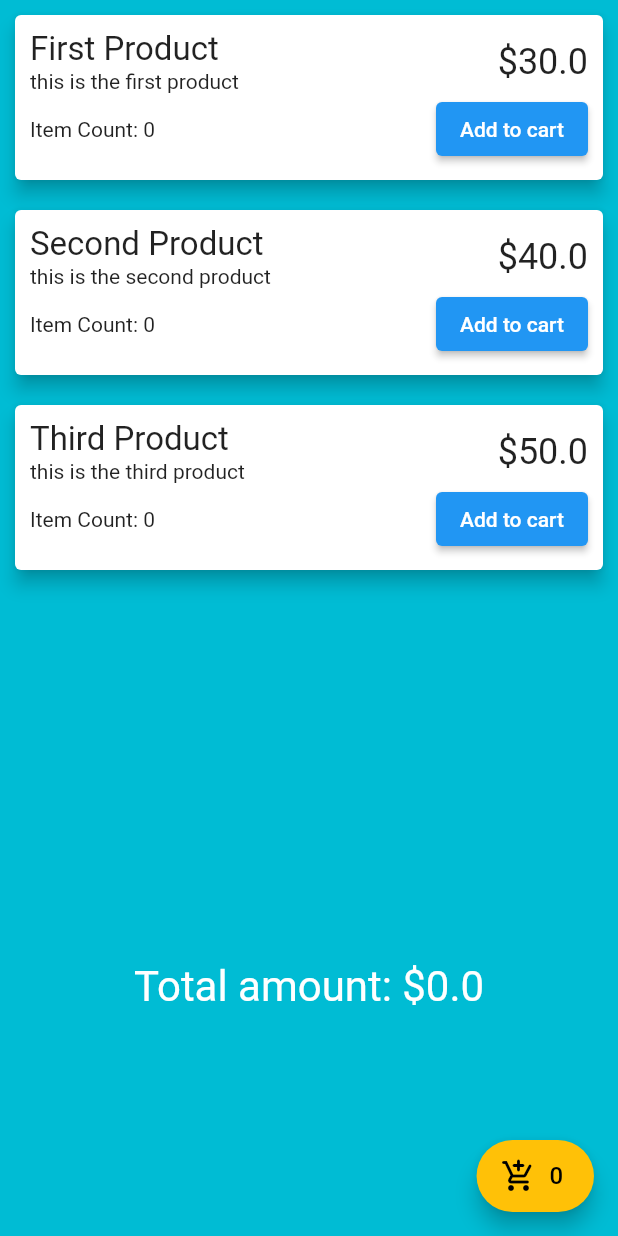
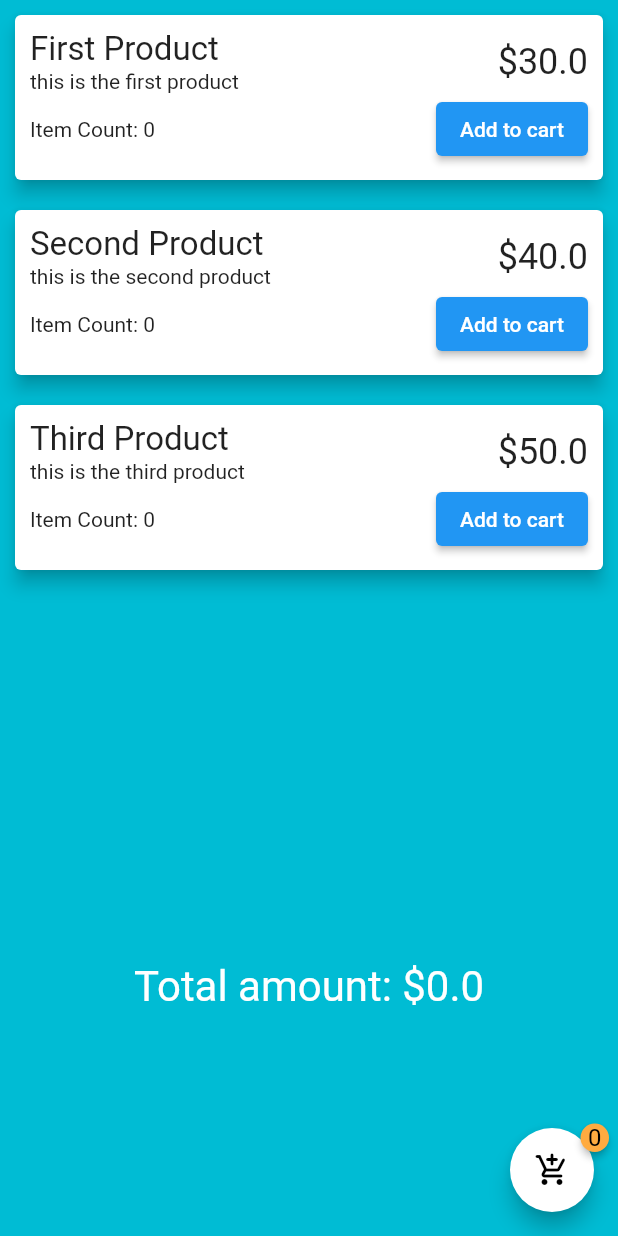
Before and after one commit to SavanRajyaguru/Internship_Task_2023, a Flutter app: the screen it shows after launch, on a phone screen of 412 x 824 dp. Run offline on Flutter 3.47's test engine with Material 2 defaults, Android fonts, the phone set to English and light mode, and no system bars; drawn by our look-alikes of badges; our stand-ins replace bloc, email_validator, flutter_bloc, flutter_rating_bar, get, image_picker.

Commit message:
[Fixes] Cart Item Counter issue

```diff
--- a/lib/screens/feb16_screen/screen/shopping_cart_screen.dart
+++ b/lib/screens/feb16_screen/screen/shopping_cart_screen.dart
@@ -3,6 +3,7 @@ import 'package:get/get.dart';
 import 'package:project1/screens/feb16_screen/controller/cart_controller.dart';
 import 'package:project1/screens/feb16_screen/controller/shopping_controller.dart';
 import 'package:project1/screens/feb16_screen/screen/cart_screen.dart';
+import 'package:badges/badges.dart' as badges;
 
 class ShoppingScreen extends StatelessWidget {
   const ShoppingScreen({Key? key}) : super(key: key);
@@ -53,11 +54,9 @@ class ShoppingScreen extends StatelessWidget {
                             Row(
                               mainAxisAlignment: MainAxisAlignment.spaceBetween,
                               children: [
-                                // Text(cartController.cardItems[0]?.itemCount.toString() ?? "Demo" ),
                                 GetX<CartController>(builder: (controller) {
-                                  // return Text(controller.cardItems?[index].itemCount.toString() ?? '0');
                                   return Text(
-                                      "Item Count: ${controller.cardItems.isEmpty ? '0' : controller.cardItems[index].itemCount.toString()}");
+                                      "Item Count: ${controller.cartItems.isEmpty ? '0' : controller.cartCount(shoppingController.products[index]).toString()}");
                                 }),
                                 ElevatedButton(
                                     onPressed: () {
@@ -87,21 +86,33 @@ class ShoppingScreen extends StatelessWidget {
           ],
         ),
       ),
-      floatingActionButton: FloatingActionButton.extended(
-        backgroundColor: Colors.amber,
-        onPressed: () {
-          Get.to(const CartScreen());
-        },
-        icon: const Icon(
-          Icons.add_shopping_cart_rounded,
-          color: Colors.black,
-        ),
-        label: GetX<CartController>(builder: (controller) {
+      floatingActionButton: badges.Badge(
+        badgeContent: GetX<CartController>(builder: (controller) {
           return Text(
-            controller.cardItems!.length.toString(),
+            controller.cartItems.length.toString(),
             style: const TextStyle(fontSize: 16.0, color: Colors.black),
           );
         }),
+        badgeStyle: const badges.BadgeStyle(
+          badgeColor: Colors.orangeAccent
+        ),
+        badgeAnimation: const badges.BadgeAnimation.slide(
+          animationDuration: Duration(seconds: 1),
+          colorChangeAnimationDuration: Duration(seconds: 1),
+          loopAnimation: false,
+          curve: Curves.fastOutSlowIn,
+          colorChangeAnimationCurve: Curves.easeInCubic,
+        ),
+        child: FloatingActionButton(
+          backgroundColor: Colors.white,
+          onPressed: () {
+            Get.to(const CartScreen());
+          },
+          child: const Icon(
+            Icons.add_shopping_cart_rounded,
+            color: Colors.black,
+          ),
+        ),
       ),
     );
   }
--- a/pubspec.yaml
+++ b/pubspec.yaml
@@ -43,6 +43,7 @@ dependencies:
   flutter_bloc: ^8.1.1
   bloc: ^8.1.0
   http: ^0.13.4
+  badges: ^3.0.2
   get:
 
 dev_dependencies:
```
Also changed, not shown: lib/screens/feb16_screen/controller/cart_controller.dart (+25 -10 lines), lib/screens/feb16_screen/screen/cart_screen.dart (+5 -5 lines), pubspec.lock, 22 other files.
